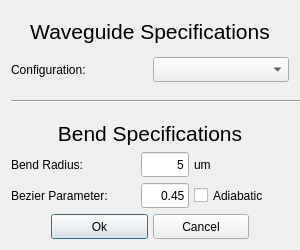
Old version of the form klayout_dot_config/python/SiEPIC/files/waveguide_gui.ui in the repository SiEPIC/SiEPIC-Tools.
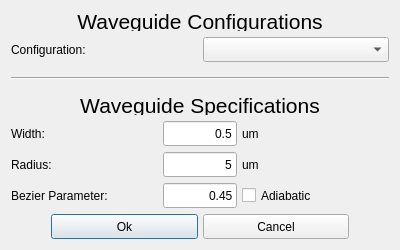
New version of the form.

Commit message: Added "width" as parameter in WAVEGUIDES.XML file and GUI

Diff of the .ui file:
```diff
--- a/klayout_dot_config/python/SiEPIC/files/waveguide_gui.ui
+++ b/klayout_dot_config/python/SiEPIC/files/waveguide_gui.ui
@@ -21,8 +21,8 @@
   </property>
   <property name="minimumSize">
    <size>
-    <width>300</width>
-    <height>250</height>
+    <width>400</width>
+    <height>200</height>
    </size>
   </property>
   <property name="windowTitle">
@@ -47,7 +47,7 @@
          <property name="minimumSize">
           <size>
            <width>250</width>
-           <height>40</height>
+           <height>20</height>
           </size>
          </property>
          <property name="sizeIncrement">
@@ -62,7 +62,7 @@
           </font>
          </property>
          <property name="text">
-          <string>Waveguide Specifications</string>
+          <string>Waveguide Configurations</string>
          </property>
          <property name="scaledContents">
           <bool>true</bool>
@@ -77,6 +77,9 @@
        </item>
        <item>
         <layout class="QHBoxLayout" name="horizontalLayout_7">
+         <property name="spacing">
+          <number>5</number>
+         </property>
          <property name="sizeConstraint">
           <enum>QLayout::SetMinimumSize</enum>
          </property>
@@ -90,7 +93,7 @@
            </property>
            <property name="minimumSize">
             <size>
-             <width>125</width>
+             <width>75</width>
              <height>25</height>
             </size>
            </property>
@@ -113,6 +116,12 @@
          </item>
          <item>
           <widget class="QComboBox" name="configuration">
+           <property name="minimumSize">
+            <size>
+             <width>125</width>
+             <height>25</height>
+            </size>
+           </property>
            <property name="sizePolicy">
             <sizepolicy hsizetype="Expanding" vsizetype="Expanding">
              <horstretch>1</horstretch>
@@ -174,7 +183,7 @@
           </font>
          </property>
          <property name="text">
-          <string>Bend Specifications</string>
+          <string>Waveguide Specifications</string>
          </property>
          <property name="scaledContents">
           <bool>true</bool>
@@ -216,7 +225,101 @@
             </size>
            </property>
            <property name="text">
-            <string>Bend Radius:</string>
+            <string>Width:</string>
+           </property>
+          </widget>
+         </item>
+         <item>
+          <widget class="QLineEdit" name="width">
+           <property name="sizePolicy">
+            <sizepolicy hsizetype="MinimumExpanding" vsizetype="MinimumExpanding">
+             <horstretch>1</horstretch>
+             <verstretch>1</verstretch>
+            </sizepolicy>
+           </property>
+           <property name="minimumSize">
+            <size>
+             <width>41</width>
+             <height>20</height>
+            </size>
+           </property>
+           <property name="sizeIncrement">
+            <size>
+             <width>0</width>
+             <height>0</height>
+            </size>
+           </property>
+           <property name="text">
+            <string>0.5</string>
+           </property>
+           <property name="alignment">
+            <set>Qt::AlignRight|Qt::AlignTrailing|Qt::AlignVCenter</set>
+           </property>
+          </widget>
+         </item>
+         <item>
+          <widget class="QLabel" name="label_13a">
+           <property name="sizePolicy">
+            <sizepolicy hsizetype="MinimumExpanding" vsizetype="MinimumExpanding">
+             <horstretch>2</horstretch>
+             <verstretch>1</verstretch>
+            </sizepolicy>
+           </property>
+           <property name="minimumSize">
+            <size>
+             <width>21</width>
+             <height>21</height>
+            </size>
+           </property>
+           <property name="sizeIncrement">
+            <size>
+             <width>0</width>
+             <height>0</height>
+            </size>
+           </property>
+           <property name="text">
+            <string>um</string>
+           </property>
+           <property name="scaledContents">
+            <bool>true</bool>
+           </property>
+           <property name="wordWrap">
+            <bool>false</bool>
+           </property>
+          </widget>
+         </item>
+        </layout>
+       </item>
+       <item>
+        <layout class="QHBoxLayout" name="horizontalLayout_8">
+         <property name="spacing">
+          <number>5</number>
+         </property>
+         <property name="sizeConstraint">
+          <enum>QLayout::SetMinimumSize</enum>
+         </property>
+         <item>
+          <widget class="QLabel" name="label">
+           <property name="sizePolicy">
+            <sizepolicy hsizetype="MinimumExpanding" vsizetype="MinimumExpanding">
+             <horstretch>2</horstretch>
+             <verstretch>1</verstretch>
+            </sizepolicy>
+           </property>
+           <property name="minimumSize">
+            <size>
+             <width>125</width>
+             <height>25</height>
+            </size>
+           </property>
+           <property name="sizeIncrement">
+            <size>
+             <width>0</width>
+             <height>0</height>
+            </size>
+           </property>
+           <property name="text">
+            <string>Radius:</string>
            </property>
           </widget>
          </item>
```
The commit also changes 4 other files.
